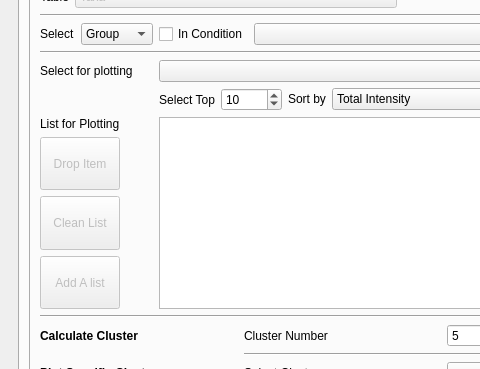
Old version of the form metax/gui/metax_gui/main_window.ui in the repository byemaxx/MetaX; both pictures show x 0 to 480 and y 121 to 490 of the 1092 by 752 pixel window.
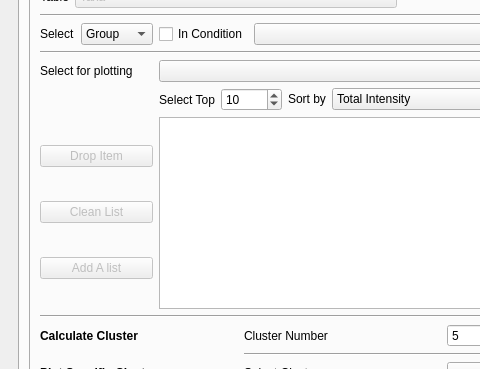
New version of the form. The open tabs and pages were chosen to show the change.

Patch:
```diff
--- a/metax/gui/metax_gui/main_window.ui
+++ b/metax/gui/metax_gui/main_window.ui
@@ -7359,19 +7359,6 @@
                   </item>
                  </layout>
                 </item>
-                <item row="6" column="0">
-                 <widget class="QLabel" name="label_98">
-                  <property name="sizePolicy">
-                   <sizepolicy hsizetype="Maximum" vsizetype="Maximum">
-                    <horstretch>0</horstretch>
-                    <verstretch>0</verstretch>
-                   </sizepolicy>
-                  </property>
-                  <property name="text">
-                   <string>List for Plotting</string>
-                  </property>
-                 </widget>
-                </item>
                 <item row="1" column="0" colspan="5">
                  <widget class="Line" name="line_18">
                   <property name="orientation">
@@ -7828,61 +7815,6 @@
                   </item>
                  </layout>
                 </item>
-                <item row="7" column="0">
-                 <layout class="QVBoxLayout" name="verticalLayout_3">
-                  <item>
-                   <widget class="QPushButton" name="pushButton_trends_drop_item">
-                    <property name="enabled">
-                     <bool>false</bool>
-                    </property>
-                    <property name="sizePolicy">
-                     <sizepolicy hsizetype="Fixed" vsizetype="Preferred">
-                      <horstretch>0</horstretch>
-                      <verstretch>0</verstretch>
-                     </sizepolicy>
-                    </property>
-                    <property name="text">
-                     <string>Drop Item</string>
-                    </property>
-                   </widget>
-                  </item>
-                  <item>
-                   <widget class="QPushButton" name="pushButton_trends_clean_list">
-                    <property name="enabled">
-                     <bool>false</bool>
-                    </property>
-                    <property name="sizePolicy">
-                     <sizepolicy hsizetype="Fixed" vsizetype="Preferred">
-                      <horstretch>0</horstretch>
-                      <verstretch>0</verstretch>
-                     </sizepolicy>
-                    </property>
-                    <property name="text">
-                     <string>Clean List</string>
-                    </property>
-                   </widget>
-                  </item>
-                  <item>
-                   <widget class="QPushButton" name="pushButton_trends_add_a_list">
-                    <property name="enabled">
-                     <bool>false</bool>
-                    </property>
-                    <property name="sizePolicy">
-                     <sizepolicy hsizetype="Fixed" vsizetype="Preferred">
-                      <horstretch>0</horstretch>
-                      <verstretch>0</verstretch>
-                     </sizepolicy>
-                    </property>
-                    <property name="toolTip">
-                     <string>Add a list to the drawing box, make sure there is one item per line.</string>
-                    </property>
-                    <property name="text">
-                     <string>Add A list</string>
-                    </property>
-                   </widget>
-                  </item>
-                 </layout>
-                </item>
                 <item row="3" column="0" colspan="5">
                  <widget class="Line" name="line_19">
                   <property name="orientation">
@@ -7892,6 +7824,12 @@
                 </item>
                 <item row="4" column="0">
                  <widget class="QLabel" name="label_100">
+                  <property name="sizePolicy">
+                   <sizepolicy hsizetype="Fixed" vsizetype="Preferred">
+                    <horstretch>0</horstretch>
+                    <verstretch>0</verstretch>
+                   </sizepolicy>
+                  </property>
                   <property name="text">
                    <string>Select for plotting</string>
                   </property>
@@ -8121,6 +8059,61 @@
                   </property>
                  </widget>
                 </item>
+                <item row="6" column="0" rowspan="2">
+                 <layout class="QVBoxLayout" name="verticalLayout_3">
+                  <item>
+                   <widget class="QPushButton" name="pushButton_trends_drop_item">
+                    <property name="enabled">
+                     <bool>false</bool>
+                    </property>
+                    <property name="sizePolicy">
+                     <sizepolicy hsizetype="Preferred" vsizetype="Maximum">
+                      <horstretch>0</horstretch>
+                      <verstretch>0</verstretch>
+                     </sizepolicy>
+                    </property>
+                    <property name="text">
+                     <string>Drop Item</string>
+                    </property>
+                   </widget>
+                  </item>
+                  <item>
+                   <widget class="QPushButton" name="pushButton_trends_clean_list">
+                    <property name="enabled">
+                     <bool>false</bool>
+                    </property>
+                    <property name="sizePolicy">
+                     <sizepolicy hsizetype="Preferred" vsizetype="Maximum">
+                      <horstretch>0</horstretch>
+                      <verstretch>0</verstretch>
+                     </sizepolicy>
+                    </property>
+                    <property name="text">
+                     <string>Clean List</string>
+                    </property>
+                   </widget>
+                  </item>
+                  <item>
+                   <widget class="QPushButton" name="pushButton_trends_add_a_list">
+                    <property name="enabled">
+                     <bool>false</bool>
+                    </property>
+                    <property name="sizePolicy">
+                     <sizepolicy hsizetype="Preferred" vsizetype="Maximum">
+                      <horstretch>0</horstretch>
+                      <verstretch>0</verstretch>
+                     </sizepolicy>
+                    </property>
+                    <property name="toolTip">
+                     <string>Add a list to the drawing box, make sure there is one item per line.</string>
+                    </property>
+                    <property name="text">
+                     <string>Add A list</string>
+                    </property>
+                   </widget>
+                  </item>
+                 </layout>
+                </item>
                </layout>
               </widget>
              </widget>
```
Left out of the diff: 120 changed lines with no effect on the pictures.
